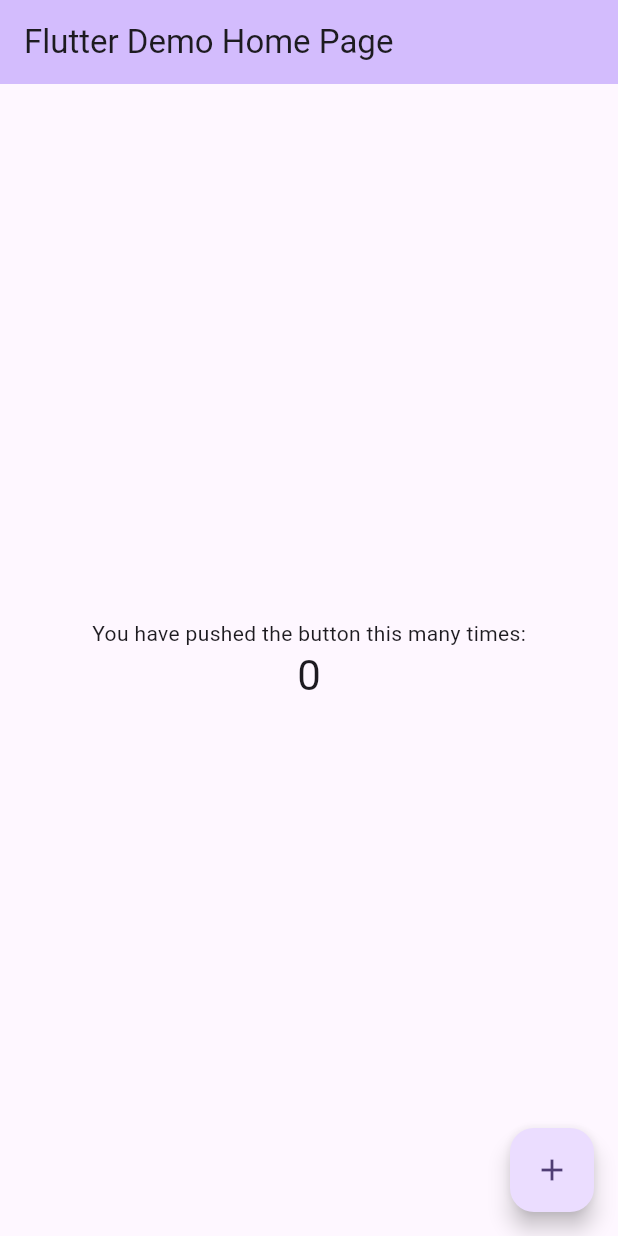
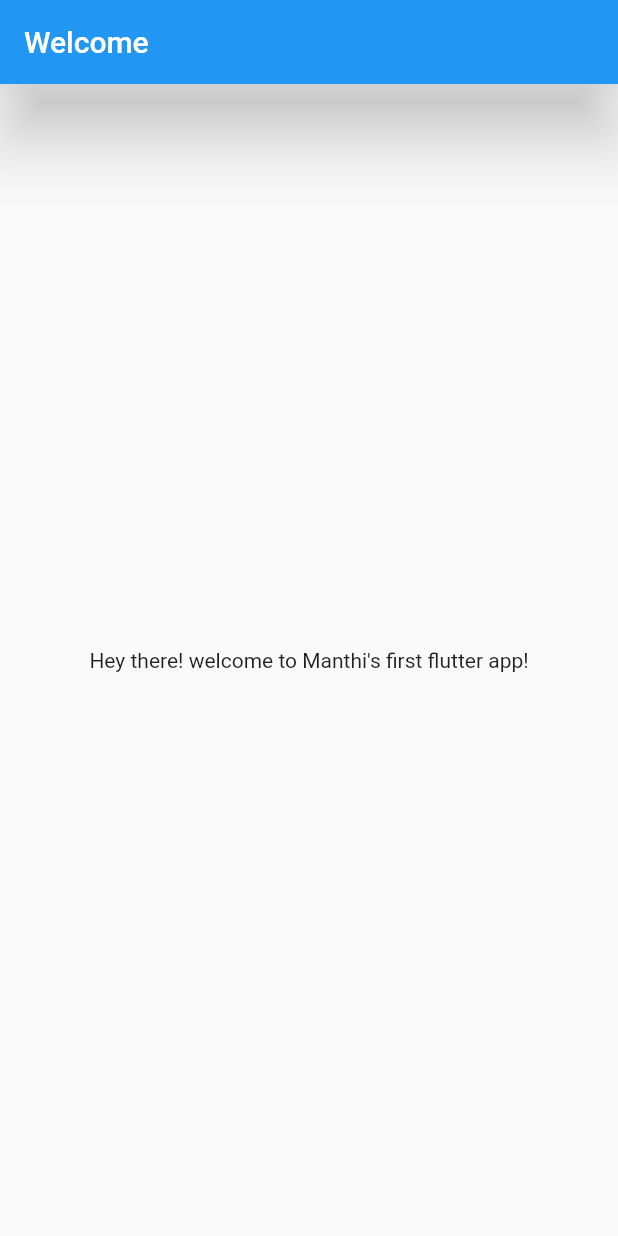
Before and after one commit to tgmseneka/simple_flutter_project, a Flutter app: the screen it shows after launch, on a phone screen of 412 x 824 dp. Run offline on Flutter 3.47's test engine with Material 2 defaults, Android fonts, the phone set to English and light mode, and no system bars.

Commit message:
create home_page.dart and main.dart files

```diff
--- a/lib/main.dart
+++ b/lib/main.dart
@@ -1,4 +1,5 @@
 import 'package:flutter/material.dart';
+import 'package:simple_flutter_project/pages/home_page.dart';
 
 void main() {
   runApp(const MyApp());
@@ -7,119 +8,10 @@ void main() {
 class MyApp extends StatelessWidget {
   const MyApp({super.key});
 
-  // This widget is the root of your application.
   @override
   Widget build(BuildContext context) {
-    return MaterialApp(
-      title: 'Flutter Demo',
-      theme: ThemeData(
-        // This is the theme of your application.
-        //
-        // TRY THIS: Try running your application with "flutter run". You'll see
-        // the application has a blue toolbar. Then, without quitting the app,
-        // try changing the seedColor in the colorScheme below to Colors.green
-        // and then invoke "hot reload" (save your changes or press the "hot
-        // reload" button in a Flutter-supported IDE, or press "r" if you used
-        // the command line to start the app).
-        //
-        // Notice that the counter didn't reset back to zero; the application
-        // state is not lost during the reload. To reset the state, use hot
-        // restart instead.
-        //
-        // This works for code too, not just values: Most code changes can be
-        // tested with just a hot reload.
-        colorScheme: ColorScheme.fromSeed(seedColor: Colors.deepPurple),
-        useMaterial3: true,
-      ),
-      home: const MyHomePage(title: 'Flutter Demo Home Page'),
+    return const MaterialApp(
+      home: HomePage(),
     );
   }
 }
-
-class MyHomePage extends StatefulWidget {
-  const MyHomePage({super.key, required this.title});
-
-  // This widget is the home page of your application. It is stateful, meaning
-  // that it has a State object (defined below) that contains fields that affect
-  // how it looks.
-
-  // This class is the configuration for the state. It holds the values (in this
-  // case the title) provided by the parent (in this case the App widget) and
-  // used by the build method of the State. Fields in a Widget subclass are
-  // always marked "final".
-
-  final String title;
-
-  @override
-  State<MyHomePage> createState() => _MyHomePageState();
-}
-
-class _MyHomePageState extends State<MyHomePage> {
-  int _counter = 0;
-
-  void _incrementCounter() {
-    setState(() {
-      // This call to setState tells the Flutter framework that something has
-      // changed in this State, which causes it to rerun the build method below
-      // so that the display can reflect the updated values. If we changed
-      // _counter without calling setState(), then the build method would not be
-      // called again, and so nothing would appear to happen.
-      _counter++;
-    });
-  }
-
-  @override
-  Widget build(BuildContext context) {
-    // This method is rerun every time setState is called, for instance as done
-    // by the _incrementCounter method above.
-    //
-    // The Flutter framework has been optimized to make rerunning build methods
-    // fast, so that you can just rebuild anything that needs updating rather
-    // than having to individually change instances of widgets.
-    return Scaffold(
-      appBar: AppBar(
-        // TRY THIS: Try changing the color here to a specific color (to
-        // Colors.amber, perhaps?) and trigger a hot reload to see the AppBar
-        // change color while the other colors stay the same.
-        backgroundColor: Theme.of(context).colorScheme.inversePrimary,
-        // Here we take the value from the MyHomePage object that was created by
-        // the App.build method, and use it to set our appbar title.
-        title: Text(widget.title),
-      ),
-      body: Center(
-        // Center is a layout widget. It takes a single child and positions it
-        // in the middle of the parent.
-        child: Column(
-          // Column is also a layout widget. It takes a list of children and
-          // arranges them vertically. By default, it sizes itself to fit its
-          // children horizontally, and tries to be as tall as its parent.
-          //
-          // Column has various properties to control how it sizes itself and
-          // how it positions its children. Here we use mainAxisAlignment to
-          // center the children vertically; the main axis here is the vertical
-          // axis because Columns are vertical (the cross axis would be
-          // horizontal).
-          //
-          // TRY THIS: Invoke "debug painting" (choose the "Toggle Debug Paint"
-          // action in the IDE, or press "p" in the console), to see the
-          // wireframe for each widget.
-          mainAxisAlignment: MainAxisAlignment.center,
-          children: <Widget>[
-            const Text(
-              'You have pushed the button this many times:',
-            ),
-            Text(
-              '$_counter',
-              style: Theme.of(context).textTheme.headlineMedium,
-            ),
-          ],
-        ),
-      ),
-      floatingActionButton: FloatingActionButton(
-        onPressed: _incrementCounter,
-        tooltip: 'Increment',
-        child: const Icon(Icons.add),
-      ), // This trailing comma makes auto-formatting nicer for build methods.
-    );
-  }
-}
--- /dev/null
+++ b/lib/pages/home_page.dart
@@ -0,0 +1,19 @@
+import 'package:flutter/material.dart';
+
+void main() {}
+
+class HomePage extends StatelessWidget {
+  const HomePage({super.key});
+
+  @override
+  Widget build(BuildContext context) {
+    return Scaffold(
+        appBar: AppBar(
+          title: const Text("Welcome"),
+          elevation: 20,
+        ),
+        body: const Center(
+          child: Text("Hey there! welcome to Manthi's first flutter app!"),
+        ));
+  }
+}
```
